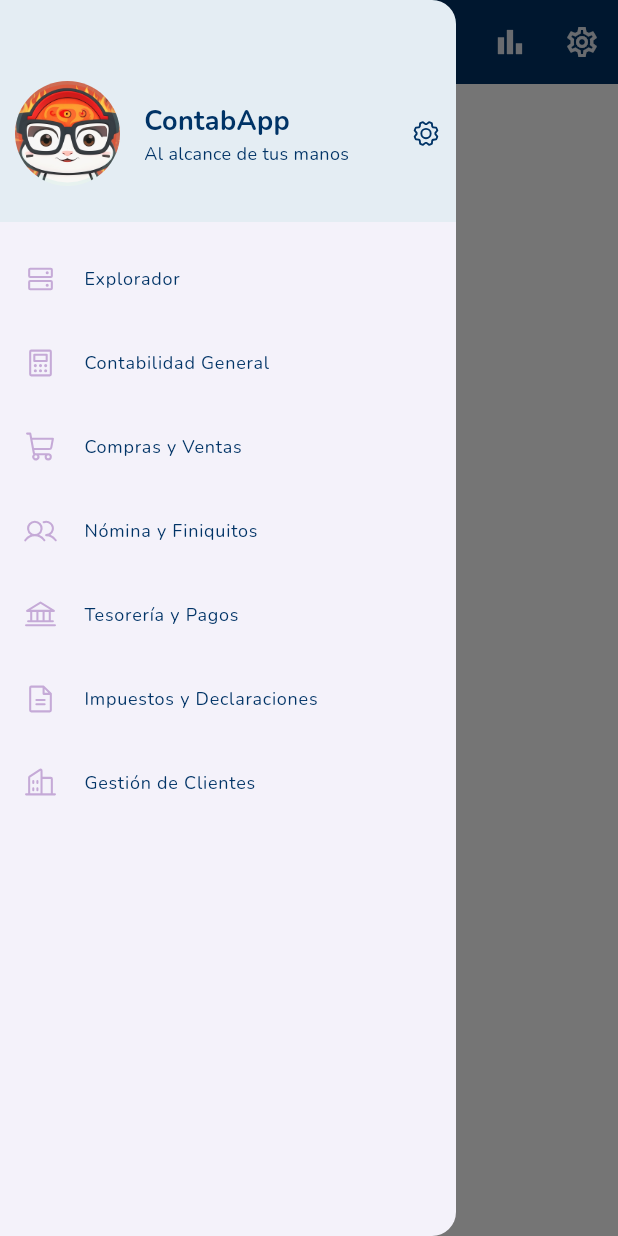
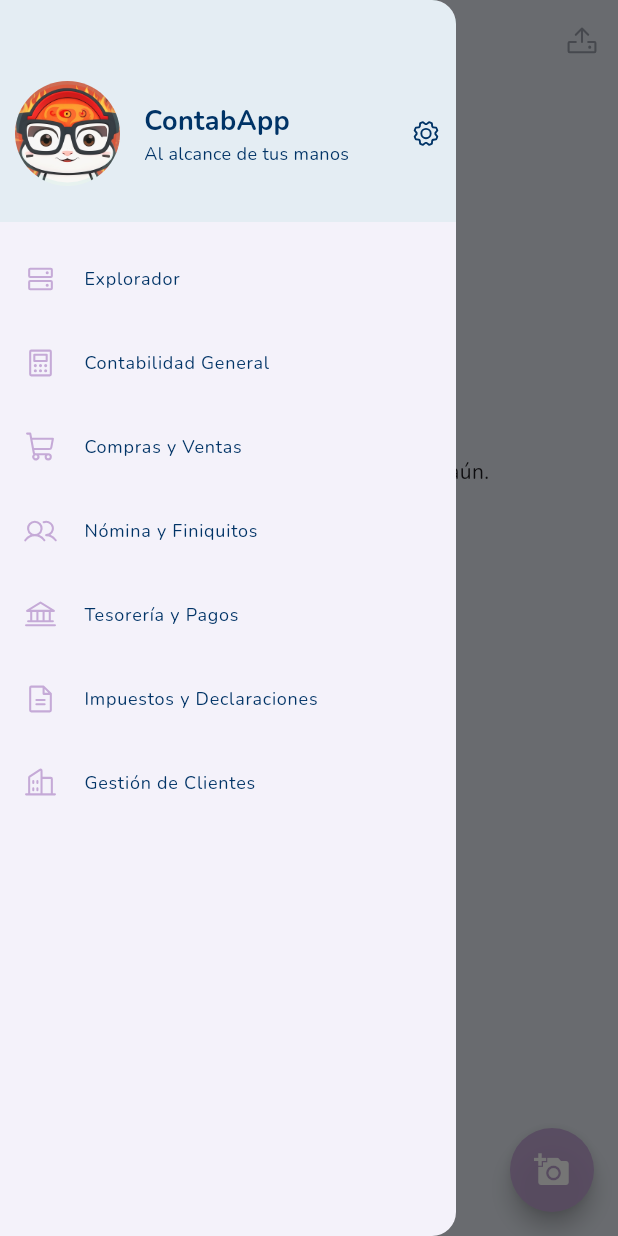
Before and after one commit to code-epic/sandra_contab_erp, a Flutter app: the FacturaPage screen opened by its route, with the side drawer open, on a phone screen of 412 x 824 dp. Run offline on Flutter 3.47's test engine with Material 3 defaults, Android fonts, the phone set to English and light mode, and no system bars; our stand-ins replace audioplayers, csv, device_info_plus, email_validator, file_picker, flutter_secure_storage and 12 more; missing offline and left inert: crop_image, google_mlkit_document_scanner, syncfusion_flutter_pdf, syncfusion_flutter_xlsio, tflite_flutter; accounts and stored records are empty.

Commit message:
Corrigiendo Facturas

```diff
--- a/lib/modules/contab/factura_page.dart
+++ /dev/null
@@ -1,76 +0,0 @@
-import 'package:flutter/material.dart';
-import 'package:sandra_contab_erp/core/theme/app_color.dart';
-
-class FacturaPage extends StatefulWidget {
-  const FacturaPage({super.key});
-  @override
-  State<FacturaPage> createState() => _FacturaPage();
-}
-
-class _FacturaPage extends State<FacturaPage> {
-
-  @override
-  Widget build(BuildContext context) {
-    return Scaffold(
-      appBar: AppBar(
-        foregroundColor: AppColors.softGrey,
-        backgroundColor: AppColors.vividNavy,
-        automaticallyImplyLeading: false,
-        titleSpacing: 0,
-        title: Row(
-          children: [
-            IconButton(
-              icon: const Icon(Icons.arrow_back),
-              color: AppColors.paleBlue,
-              padding: EdgeInsets.zero,   // quita padding extra
-              constraints: const BoxConstraints(), // quita tamaño mínimo
-              onPressed: () => Navigator.of(context).pop(),
-            ),
-            const Text('Plan de Cuentas'),
-          ],
-        ),
-        actions: <Widget>[
-
-          Row(
-            children: [
-              // Icono 1: Plan de Cuentas
-              IconButton(
-                tooltip: 'Plan de Cuentas', // Texto que aparece al pasar el cursor
-                icon: const Icon(Icons.account_tree_outlined), // Icono minimalista
-                onPressed: () {
-                  // Muestra un mensaje al hacer clic
-                  ScaffoldMessenger.of(context).showSnackBar(
-                    const SnackBar(content: Text('Navegando a: Plan de Cuentas')),
-                  );
-                },
-              ),
-
-              IconButton(
-                tooltip: 'Reportes Financieros',
-                icon: const Icon(Icons.bar_chart_outlined),
-                onPressed: () {
-                  ScaffoldMessenger.of(context).showSnackBar(
-                    const SnackBar(content: Text('Navegando a: Reportes financieros')),
-                  );
-                },
-              ),
-              // Icono 6: Un icono de ejemplo adicional si lo necesitas, por ejemplo, para configuración
-              IconButton(
-                tooltip: 'Configuración',
-                icon: const Icon(Icons.settings_outlined),
-                onPressed: () {
-                  ScaffoldMessenger.of(context).showSnackBar(
-                    const SnackBar(content: Text('Navegando a: Configuración')),
-                  );
-                },
-              ),
-            ],
-          ),
-        ],
-      ),
-      backgroundColor: Colors.white.withOpacity(.98),
-      body: Container(),
-    );
-  }
-
-}
--- a/lib/modules/sales/presetation/cinventarios_page.dart
+++ b/lib/modules/sales/presetation/factura_page.dart
@@ -1,4 +1,6 @@
 import 'package:flutter/material.dart';
+import 'package:go_router/go_router.dart';
+import 'package:phosphor_flutter/phosphor_flutter.dart';
 import 'package:sandra_contab_erp/core/theme/app_color.dart';
 import 'package:provider/provider.dart';
 import 'package:sandra_contab_erp/providers/scan_provider.dart';
@@ -7,15 +9,14 @@ import 'dart:io';
 import 'package:sandra_contab_erp/screen/preview_edit_screen.dart';
 import 'package:google_mlkit_document_scanner/google_mlkit_document_scanner.dart';
 
-class CinventariosPage extends StatefulWidget {
-  const CinventariosPage({super.key});
+class FacturaPage extends StatefulWidget {
+  const FacturaPage({super.key});
   @override
-  State<CinventariosPage> createState() => _CinventariosPage();
+  State<FacturaPage> createState() => _FacturaPage();
 }
 
+class _FacturaPage extends State<FacturaPage> {
 
-
-class _CinventariosPage extends State<CinventariosPage> {
   final PageController _pageController = PageController(viewportFraction: 0.85);
   String _currentTitle = 'Original';
 
@@ -132,21 +133,22 @@ class _CinventariosPage extends State<CinventariosPage> {
     final scanProvider = Provider.of<ScanProvider>(context);
 
     return Scaffold(
+      extendBody: true,
       appBar: AppBar(
-        foregroundColor: AppColors.softGrey,
-        backgroundColor: AppColors.vividNavy,
+        foregroundColor: AppColors.vividNavy,
+        backgroundColor: AppColors.softGrey,
         automaticallyImplyLeading: false,
         titleSpacing: 0,
         title: Row(
           children: [
             IconButton(
-              icon: const Icon(Icons.arrow_back),
-              color: AppColors.paleBlue,
+              icon: Icon(PhosphorIcons.arrowLeft()),
+              color: AppColors.vividNavy,
               padding: EdgeInsets.zero,
               constraints: const BoxConstraints(),
-              onPressed: () => Navigator.of(context).pop(),
+              onPressed: () => context.go('/sales'),
             ),
-            const Text('Escanear de facturas'),
+            const Text('Escanear Facturas'),
           ],
         ),
         actions: <Widget>[
@@ -155,7 +157,7 @@ class _CinventariosPage extends State<CinventariosPage> {
               // Botón para subir archivos
               IconButton(
                 tooltip: 'Subir archivos',
-                icon: const Icon(Icons.upload_file),
+                icon: Icon(PhosphorIcons.upload(), size: 22,),
                 onPressed: scanProvider.scannedDocuments.isNotEmpty
                     ? () {
                   scanProvider.uploadDocuments();
@@ -372,10 +374,12 @@ class _CinventariosPage extends State<CinventariosPage> {
             },
           );
         },
-        backgroundColor: AppColors.vividNavy,
+        backgroundColor: AppColors.purpleSoftmax,
+        shape: CircleBorder(),
         tooltip: 'Opciones de Escaneo',
-        child: const Icon(Icons.add_a_photo, color: AppColors.paleBlue),
+        child: const Icon(Icons.add_a_photo, color: Colors.white),
       ),
     );
   }
+
 }
--- a/lib/modules/sales/presetation/sales_page.dart
+++ b/lib/modules/sales/presetation/sales_page.dart
@@ -21,7 +21,7 @@ class _SalesPage extends State<SalesPage> with SingleTickerProviderStateMixin {
       label: 'Facturas: Compra / Venta',
       detail: 'Registro de facturas emitidas por proveedores, retención de IVA y control de créditos fiscales.',
       color: AppColors.purpleSoftmax,
-      onTap: (context) => context.push('/ccompras'),
+      onTap: (context) => context.push('/factura'),
     ),
     ActionItem(
       icon: PhosphorIcons.bookOpen(),
```
Also changed, not shown: lib/modules/sales/presetation/ccompras_page.dart (deleted, +0 -255 lines), lib/shared/router/app_router.dart (+3 -9 lines), lib/modules/sales/presetation/cfacturas_page.dart (deleted).
